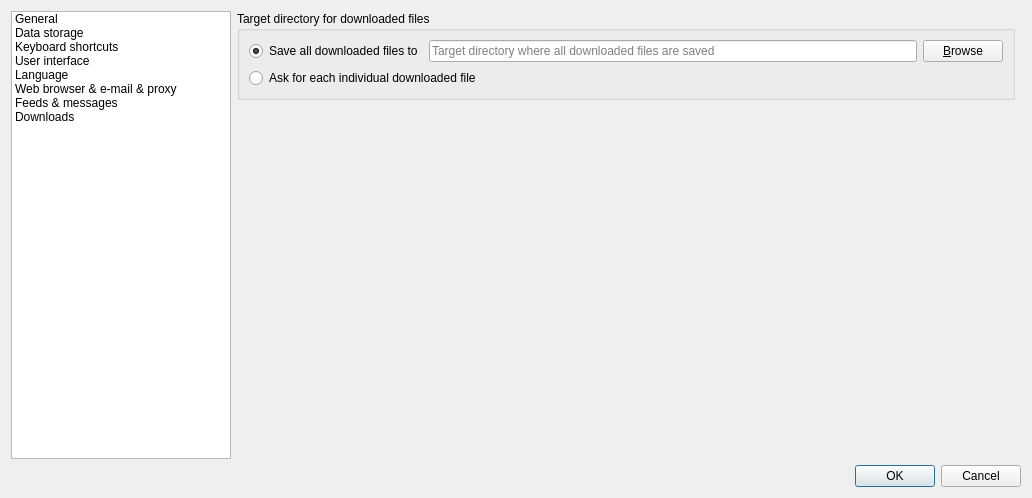
Old version of the form src/gui/dialogs/formsettings.ui in the repository martinrotter/rssguard.
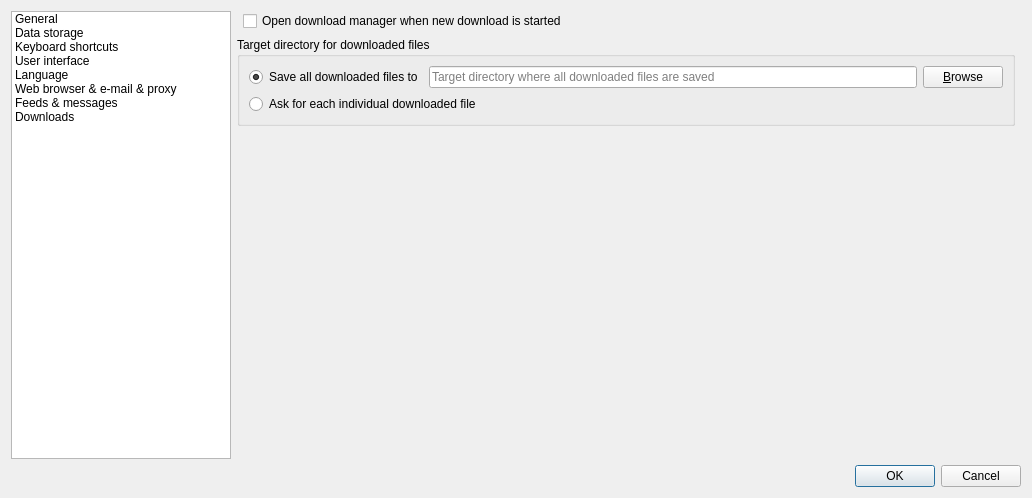
New version of the form. The open tabs and pages were chosen to show the change. Custom widgets are drawn as their Qt base class.

What changed in the file:
```diff
--- a/src/gui/dialogs/formsettings.ui
+++ b/src/gui/dialogs/formsettings.ui
@@ -1588,6 +1588,13 @@
          </layout>
         </widget>
        </item>
+       <item row="0" column="1">
+        <widget class="QCheckBox" name="m_checkOpenManagerWhenDownloadStarts">
+         <property name="text">
+          <string>Open download manager when new download is started</string>
+         </property>
+        </widget>
+       </item>
       </layout>
      </widget>
     </widget>
```
Left out of the diff: 6 changed lines with no effect on the pictures.
